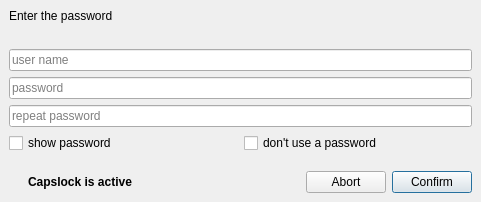
The window that enterpassworddialog/enterpassworddialog.ui (Martchus/qtutilities) describes before a commit, drawn with Qt 5.
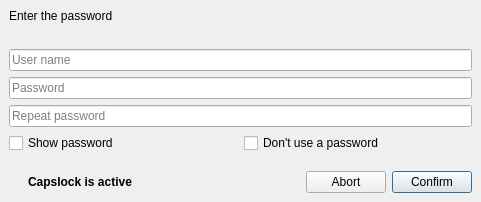
The same window after the commit. Icons and pictures are not drawn. Custom widgets are drawn as their Qt base class.

Commit message:
Capitalize checkbox labels and placeholder texts in password dialog
For consistency with other dialogs

```diff
--- a/enterpassworddialog/enterpassworddialog.ui
+++ b/enterpassworddialog/enterpassworddialog.ui
@@ -61,7 +61,7 @@
       <item>
        <widget class="QtUtilities::ClearLineEdit" name="userNameLineEdit">
         <property name="placeholderText">
-         <string>user name</string>
+         <string>User name</string>
         </property>
        </widget>
       </item>
@@ -83,7 +83,7 @@
          <enum>QLineEdit::Password</enum>
         </property>
         <property name="placeholderText">
-         <string>password</string>
+         <string>Password</string>
         </property>
        </widget>
       </item>
@@ -99,7 +99,7 @@
          <enum>QLineEdit::Password</enum>
         </property>
         <property name="placeholderText">
-         <string>repeat password</string>
+         <string>Repeat password</string>
         </property>
        </widget>
       </item>
@@ -127,14 +127,14 @@
             </sizepolicy>
            </property>
            <property name="text">
-            <string>show password</string>
+            <string>Show password</string>
            </property>
           </widget>
          </item>
          <item>
           <widget class="QCheckBox" name="noPwCheckBox">
            <property name="text">
-            <string>don't use a password</string>
+            <string>Don't use a password</string>
            </property>
           </widget>
          </item>
```
Left out of the diff: 14 changed lines with no effect on the pictures.
